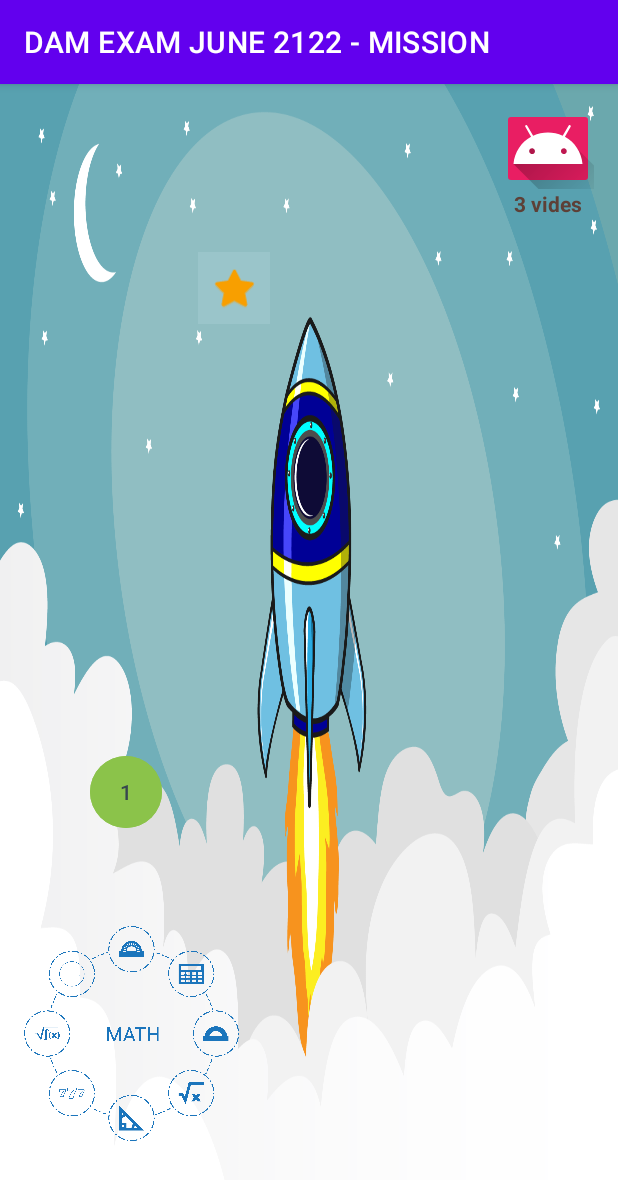
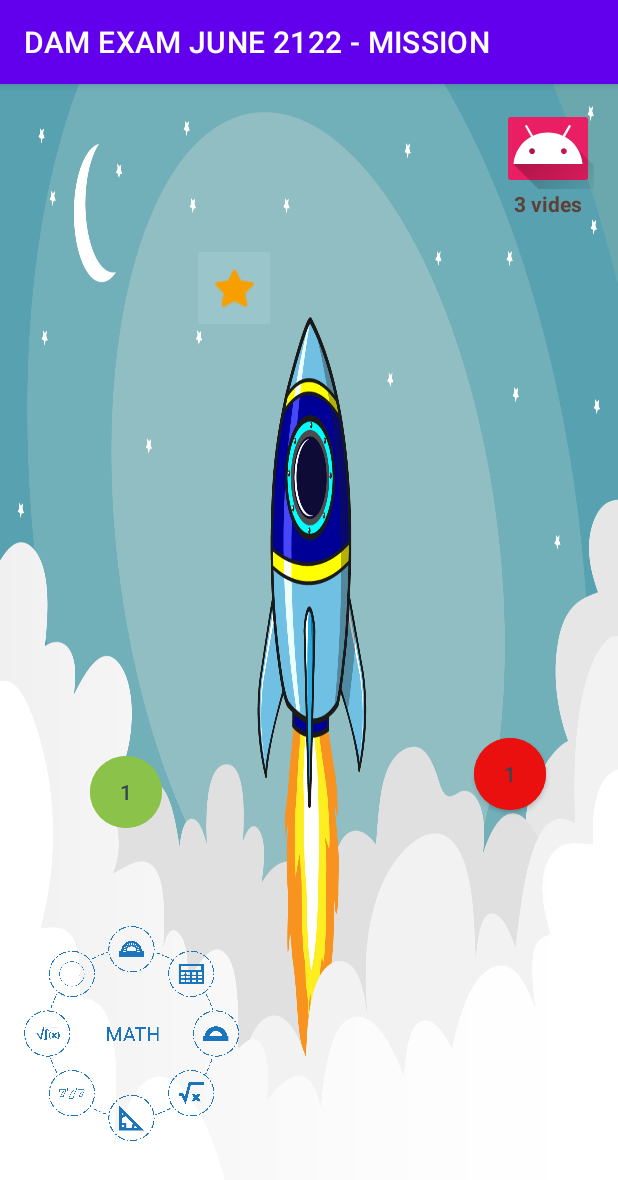
Before and after one commit to gcaballe/Partial-Exam-2021-2022-DAM-June, an Android app: the screen it shows after launch (AdventureActivity), on a phone screen of 412 x 824 dp. Shown: the top 1180 px of the screen. Run offline under Robolectric (Android 15) with nearby library versions, the phone set to English and light mode, and no system bars; our stand-ins replace data binding.

```diff
--- a/app/src/main/java/dam/gtidic/examenfinal2122/usecases/adventure/AdventureViewModel.java
+++ b/app/src/main/java/dam/gtidic/examenfinal2122/usecases/adventure/AdventureViewModel.java
@@ -71,6 +71,16 @@ public class AdventureViewModel extends ViewModel {
         if(lives != 0) isAdventureEnabled.postValue(true);
     }
 
+
+    //7. Resetting the game play (0.5 points)
+    public void onClickResetLivesBt(){
+
+        boolean result = PreferencesProvider.providePreferences().edit().putInt("current_level",
+                0).commit();
+
+        Log.d("AdventureViewModel", "Sha fet correctament el apply(). result = " + result);
+    }
+
     /* ho poso així per testejar
     public boolean comprobarEnabled(){
         //String lives = livesLiveData.getValue();
--- a/app/src/main/res/layout/activity_adventure.xml
+++ b/app/src/main/res/layout/activity_adventure.xml
@@ -31,6 +31,21 @@
             android:layout_marginBottom="32dp"
             android:backgroundTint="#8BC34A"
             android:onClick="showMathAdventure"
+            android:text="@string/_1"
+            android:textColor="#37474F"
+            app:cornerRadius="50dp"
+            app:layout_constraintBottom_toTopOf="@+id/mathAdventureLogo"
+            app:layout_constraintStart_toStartOf="parent"
+            tools:ignore="TextContrastCheck" />
+
+        <Button
+            android:id="@+id/resetLivesButton"
+            android:layout_width="48dp"
+            android:layout_height="60dp"
+            android:layout_marginStart="316dp"
+            android:layout_marginBottom="44dp"
+            android:backgroundTint="#EA1010"
+            android:onClick="@{() -> viewModel.onClickResetLivesBt()}"
             android:text="@string/_1"
             android:textColor="#37474F"
             app:cornerRadius="50dp"
```
